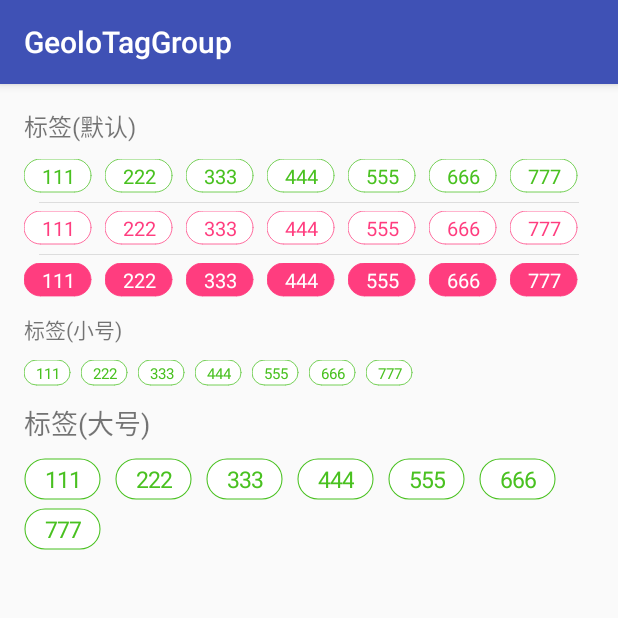
After one commit to geolo123/GeoloTagGroup, an Android app: the StyleActivity screen opened directly, with no data from a screen before it, on a phone screen of 412 x 824 dp, the top half of it. The commit adds this screen. Run offline under Robolectric (Android 15) with nearby library versions, the phone set to English and light mode, and no system bars.

```diff
--- a/app/src/main/AndroidManifest.xml
+++ b/app/src/main/AndroidManifest.xml
@@ -15,6 +15,7 @@
                 <category android:name="android.intent.category.LAUNCHER" />
             </intent-filter>
         </activity>
+        <activity android:name=".StyleActivity" />
     </application>
 
 </manifest>
--- a/app/src/main/java/com/android/geolo/taggroup/MainActivity.java
+++ b/app/src/main/java/com/android/geolo/taggroup/MainActivity.java
@@ -1,8 +1,10 @@
 package com.android.geolo.taggroup;
 
+import android.content.Intent;
 import android.support.v7.app.AppCompatActivity;
 import android.os.Bundle;
 import android.util.Log;
+import android.view.View;
 import android.widget.RadioGroup;
 
 import com.android.geolo.library.taggroup.GeoloTagGroup;
@@ -80,5 +82,19 @@ public class MainActivity extends AppCompatActivity {
                 mRadioGroup.check(R.id.multi_select);
                 break;
         }
+
+        findViewById(R.id.assign_selected_btn).setOnClickListener(new View.OnClickListener() {
+            @Override
+            public void onClick(View v) {
+                mGeoloTagGroup.setCheckedTags(new int[] {0, 2});
+            }
+        });
+        findViewById(R.id.goto_style_btn).setOnClickListener(new View.OnClickListener() {
+            @Override
+            public void onClick(View v) {
+                startActivity(new Intent(MainActivity.this, StyleActivity.class));
+            }
+        });
+
     }
 }
--- /dev/null
+++ b/app/src/main/java/com/android/geolo/taggroup/StyleActivity.java
@@ -0,0 +1,71 @@
+package com.android.geolo.taggroup;
+
+import android.os.Bundle;
+import android.support.annotation.Nullable;
+import android.support.v7.app.AppCompatActivity;
+import android.view.Menu;
+import android.view.MenuItem;
+import android.view.View;
+import android.widget.TextView;
+import android.widget.Toast;
+
+import com.android.geolo.library.taggroup.GeoloTagGroup;
+
+/**
+ * Created by jwb.geolo on 2016/7/4.
+ */
+public class StyleActivity extends AppCompatActivity {
+    private TextView mPromptText;
+
+    private GeoloTagGroup mDefaultTagGroup;
+    private GeoloTagGroup mSmallTagGroup;
+    private GeoloTagGroup mLargeTagGroup;
+    private GeoloTagGroup mBeautyTagGroup;
+    private GeoloTagGroup mBeautyInverseTagGroup;
+
+    private String[] tags = {"111", "222", "333", "444", "555", "666", "777"};
+
+    private GeoloTagGroup.OnTagClickListener mTagClickListener = new GeoloTagGroup.OnTagClickListener() {
+        @Override
+        public void onTagClick(String tag) {
+            Toast.makeText(StyleActivity.this, tag, Toast.LENGTH_SHORT).show();
+        }
+    };
+
+    @Override
+    protected void onCreate(Bundle savedInstanceState) {
+        super.onCreate(savedInstanceState);
+        setContentView(R.layout.activity_style);
+        mPromptText = (TextView) findViewById(R.id.tv_prompt);
+        mPromptText.setVisibility((tags == null || tags.length == 0) ? View.VISIBLE : View.GONE);
+        mDefaultTagGroup = (GeoloTagGroup) findViewById(R.id.tag_group);
+        mSmallTagGroup = (GeoloTagGroup) findViewById(R.id.tag_group_small);
+        mLargeTagGroup = (GeoloTagGroup) findViewById(R.id.tag_group_large);
+        mBeautyTagGroup = (GeoloTagGroup) findViewById(R.id.tag_group_beauty);
+        mBeautyInverseTagGroup = (GeoloTagGroup) findViewById(R.id.tag_group_beauty_inverse);
+        if (tags != null && tags.length > 0) {
+            mDefaultTagGroup.setTags(tags);
+            mSmallTagGroup.setTags(tags);
+            mLargeTagGroup.setTags(tags);
+            mBeautyTagGroup.setTags(tags);
+            mBeautyInverseTagGroup.setTags(tags);
+        }
+
+        mDefaultTagGroup.setOnTagClickListener(mTagClickListener);
+        mSmallTagGroup.setOnTagClickListener(mTagClickListener);
+        mLargeTagGroup.setOnTagClickListener(mTagClickListener);
+        mBeautyTagGroup.setOnTagClickListener(mTagClickListener);
+        mBeautyInverseTagGroup.setOnTagClickListener(mTagClickListener);
+    }
+
+    @Override
+    protected void onResume() {
+        super.onResume();
+        mPromptText.setVisibility((tags == null || tags.length == 0) ? View.VISIBLE : View.GONE);
+        mDefaultTagGroup.setTags(tags);
+        mSmallTagGroup.setTags(tags);
+        mLargeTagGroup.setTags(tags);
+        mBeautyTagGroup.setTags(tags);
+        mBeautyInverseTagGroup.setTags(tags);
+    }
+}
--- a/app/src/main/res/layout/activity_main.xml
+++ b/app/src/main/res/layout/activity_main.xml
@@ -50,4 +50,18 @@
             android:layout_height="wrap_content"
             android:text="多选模式(MULTI_SELECT)" />
     </RadioGroup>
+
+    <Button
+        android:id="@+id/assign_selected_btn"
+        android:layout_width="wrap_content"
+        android:layout_height="wrap_content"
+        android:layout_below="@+id/RadioGroup"
+        android:text="指定1，3被选中" />
+
+    <Button
+        android:id="@+id/goto_style_btn"
+        android:layout_width="wrap_content"
+        android:layout_height="wrap_content"
+        android:layout_below="@+id/assign_selected_btn"
+        android:text="标签风格Style" />
 </RelativeLayout>
--- /dev/null
+++ b/app/src/main/res/layout/activity_style.xml
@@ -0,0 +1,81 @@
+<LinearLayout xmlns:android="http://schemas.android.com/apk/res/android"
+    xmlns:tools="http://schemas.android.com/tools"
+    android:layout_width="match_parent"
+    android:layout_height="match_parent"
+    android:orientation="vertical"
+    android:paddingBottom="@dimen/activity_vertical_margin"
+    android:paddingLeft="@dimen/activity_horizontal_margin"
+    android:paddingRight="@dimen/activity_horizontal_margin"
+    android:paddingTop="@dimen/activity_vertical_margin"
+    tools:context=".MainActivity">
+
+    <TextView
+        android:layout_width="wrap_content"
+        android:layout_height="wrap_content"
+        android:text="@string/tags_default"
+        android:textSize="16sp" />
+
+    <TextView
+        android:id="@+id/tv_prompt"
+        android:layout_width="match_parent"
+        android:layout_height="wrap_content"
+        android:paddingBottom="5dp"
+        android:paddingTop="5dp"
+        android:text="@string/add_tags"
+        android:textColor="@android:color/darker_gray" />
+
+    <com.android.geolo.library.taggroup.GeoloTagGroup
+        android:id="@+id/tag_group"
+        style="@style/TagGroup"
+        android:layout_marginTop="10dp" />
+
+    <View
+        android:layout_width="match_parent"
+        android:layout_height="0.1dp"
+        android:layout_marginLeft="10dp"
+        android:layout_marginRight="10dp"
+        android:layout_marginTop="5dp"
+        android:background="#DDD" />
+
+    <com.android.geolo.library.taggroup.GeoloTagGroup
+        android:id="@+id/tag_group_beauty"
+        style="@style/TagGroup.Beauty_Red"
+        android:layout_marginTop="5dp" />
+
+    <View
+        android:layout_width="match_parent"
+        android:layout_height="0.1dp"
+        android:layout_marginLeft="10dp"
+        android:layout_marginRight="10dp"
+        android:layout_marginTop="5dp"
+        android:background="#DDD" />
+
+    <com.android.geolo.library.taggroup.GeoloTagGroup
+        android:id="@+id/tag_group_beauty_inverse"
+        style="@style/TagGroup.Beauty_Red.Inverse"
+        android:layout_marginTop="5dp" />
+
+    <TextView
+        android:layout_width="wrap_content"
+        android:layout_height="wrap_content"
+        android:layout_marginTop="10dp"
+        android:text="@string/tags_small"
+        android:textSize="14sp" />
+
+    <com.android.geolo.library.taggroup.GeoloTagGroup
+        android:id="@+id/tag_group_small"
+        style="@style/TagGroup.Small"
+        android:layout_marginTop="10dp" />
+
+    <TextView
+        android:layout_width="wrap_content"
+        android:layout_height="wrap_content"
+        android:layout_marginTop="10dp"
+        android:text="@string/tags_large"
+        android:textSize="18sp" />
+
+    <com.android.geolo.library.taggroup.GeoloTagGroup
+        android:id="@+id/tag_group_large"
+        style="@style/TagGroup.Large"
+        android:layout_marginTop="10dp" />
+</LinearLayout>
--- /dev/null
+++ b/app/src/main/res/value-en/strings.xml
@@ -0,0 +1,8 @@
+<resources>
+    <string name="app_name">GeoloTagGroup</string>
+    <string name="add_tags">Add Tags</string>
+    <string name="title_activity_tag_editor">Edit Tags</string>
+    <string name="tags_default">Tags (Default)</string>
+    <string name="tags_large">Tags (Large)</string>
+    <string name="tags_small">Tags (Small)</string>
+</resources>
--- a/app/src/main/res/values/strings.xml
+++ b/app/src/main/res/values/strings.xml
@@ -1,3 +1,10 @@
 <resources>
     <string name="app_name">GeoloTagGroup</string>
+    <string name="title_activity_tag_editor">编辑标签</string>
+    <string name="add_tags">添加标签</string>
+    <string name="tags_default">标签(默认)</string>
+    <string name="tags_small">标签(小号)</string>
+    <string name="tags_large">标签(大号)</string>
+    <string name="submit" translatable="false">Submit</string>
+    <string name="edit" translatable="false">Edit</string>
 </resources>
--- a/taggroup/src/main/java/com/android/geolo/library/taggroup/GeoloTagGroup.java
+++ b/taggroup/src/main/java/com/android/geolo/library/taggroup/GeoloTagGroup.java
@@ -517,6 +517,34 @@ public class GeoloTagGroup extends ViewGroup {
 
         if (styleModle == STYLE_MODLE_APPEND) {
             appendInputTag();
+        }
+    }
+
+    /**
+     * <pre>
+     * 1. 设定被选择的便签(指定索引位置),不提供String[]数组，遍历耗时严重
+     * 2. 普通模式不起作用
+     * 3. 单选模式只取数组第一个值
+     * 4. 多选模式和编辑模式，完全适用
+     * </pre>
+     */
+    public void setCheckedTags(int... indexs) {
+        int count = getChildCount();
+        for (int index : indexs) {
+            if (index < count && index >= 0) {
+                TagView tag = getTagAt(index);
+                if (tag != null) {
+                    if (tag.mState != TagView.STATE_INPUT) {
+                        if (styleModle == STYLE_MODLE_RADIO) {
+                            cleanCheckedStatus();
+                            tag.setChecked(true);
+                            break;// 单选模式只取数组第一个值
+                        } else {
+                            tag.setChecked(true);
+                        }
+                    }
+                }
+            }
         }
     }
 
@@ -1047,7 +1075,7 @@ public class GeoloTagGroup extends ViewGroup {
             canvas.drawRect(mVerticalBlankFillRectF, mBackgroundPaint);
 
             if (isChecked && styleModle == STYLE_MODLE_APPEND) {
-                canvas.save();
+                canvas.save();// 绘制 'X' 图片
                 canvas.rotate(45, mCheckedMarkerBound.centerX(), mCheckedMarkerBound.centerY());
                 canvas.drawLine(mCheckedMarkerBound.left, mCheckedMarkerBound.centerY(), mCheckedMarkerBound.right,
                     mCheckedMarkerBound.centerY(), mCheckedMarkerPaint);
```
